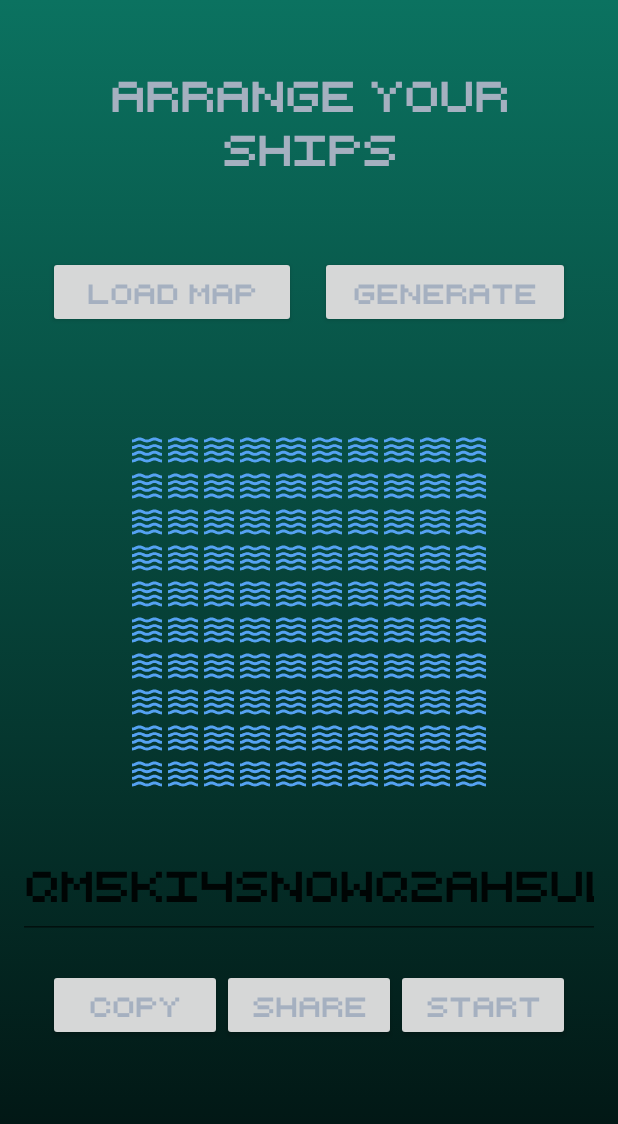
After one commit to am-moving-lightspeed/Android, an Android app: the GameStartedActivity screen opened directly, with no data from a screen before it, on a phone screen of 412 x 824 dp. The commit adds this screen. Shown: the top 1124 px of the screen. Run offline under Robolectric (Android 15) with nearby library versions, the phone set to English and light mode, and no system bars; our stand-ins replace Firebase (no records; nobody signed in at launch, a user with empty details on screens opened directly); libraries missing offline, so code that uses them is left out: es.dmoral.toasty.

Commit message:
Added pre-battle preparatory activity.

```diff
--- a/Battleships/app/src/main/AndroidManifest.xml
+++ b/Battleships/app/src/main/AndroidManifest.xml
@@ -25,6 +25,10 @@
             android:name=".activities.MapEditorActivity"
             android:screenOrientation="portrait" />
 
+        <activity
+            android:name=".activities.GameStartedActivity"
+            android:screenOrientation="portrait" />
+
     </application>
 
 </manifest>
--- /dev/null
+++ b/Battleships/app/src/main/java/com/oaoaoa/battleships/activities/GameStartedActivity.java
@@ -0,0 +1,149 @@
+package com.oaoaoa.battleships.activities;
+
+
+import android.content.Context;
+import android.content.SharedPreferences;
+import android.os.Bundle;
+import android.view.View;
+import android.widget.Button;
+import android.widget.EditText;
+import android.widget.GridLayout;
+import android.widget.Toast;
+
+import androidx.appcompat.app.AppCompatActivity;
+import androidx.core.content.res.ResourcesCompat;
+
+//import com.example.battleship.Enums.MapType;
+//import com.example.battleship.GameLogic.Map;
+//import com.example.battleship.GameLogic.MapHelpers.MapGenerator;
+//import com.example.battleship.GameLogic.MapHelpers.MapValidator;
+//import com.example.battleship.GameLogic.Ship;
+//import com.example.battleship.Helpers.AnimationHelper;
+//import com.example.battleship.Helpers.FirebaseHelper;
+//import com.example.battleship.Helpers.IdGenerator;
+//import com.example.battleship.Models.Game;
+//import com.example.battleship.R;
+//import com.google.firebase.auth.FirebaseAuth;
+//import com.google.firebase.database.DataSnapshot;
+//import com.google.firebase.database.DatabaseError;
+//import com.google.firebase.database.DatabaseReference;
+//import com.google.firebase.database.ValueEventListener;
+import com.google.gson.Gson;
+import com.google.gson.reflect.TypeToken;
+import com.oaoaoa.battleships.R;
+import com.oaoaoa.battleships.misc.AnimationsProvider;
+import com.oaoaoa.battleships.misc.IdentifierGenerator;
+import com.oaoaoa.battleships.misc.MapManager;
+import com.oaoaoa.battleships.models.Map;
+
+import es.dmoral.toasty.Toasty;
+
+
+
+public class GameStartedActivity extends AppCompatActivity {
+
+    private EditText mSessionId;
+    private Map      mMap;
+
+
+    @Override
+    protected void onCreate(Bundle savedInstanceState) {
+
+        super.onCreate(savedInstanceState);
+        setContentView(R.layout.activity_gamestarted);
+
+        AnimationsProvider.startBackgroundGradientAnimation(
+            findViewById(R.id.constraintLayout_gameStarted_container)
+        );
+
+        boolean isHost    = getIntent().getBooleanExtra("isHost", true);
+        boolean isAIEnemy = getIntent().getBooleanExtra("isAIEnemy", false);
+
+        resolveControlsVisibility(isAIEnemy);
+
+        mSessionId = findViewById(R.id.editText_gameStarted_sessionId);
+        mSessionId.setText(IdentifierGenerator.generate());
+
+        mMap = new Map();
+        MapManager.initMapView(
+            getApplicationContext(),
+            (GridLayout) findViewById(R.id.gridLayout_gameStarted),
+            mMap
+        );
+
+        Button bLoadMap        = findViewById(R.id.button_gameStarted_loadMap);
+        Button bGenerateMap    = findViewById(R.id.button_gameStarted_generateMap);
+        Button bStartBattle    = findViewById(R.id.button_gameStarted_startBattle);
+        Button bStartBattleAlt = findViewById(R.id.button_gameStarted_startBattleAlt);
+
+        setLoadMapButtonEvents(bLoadMap);
+        setGenerateMapButtonEvents(bGenerateMap);
+    }
+
+
+    // region Events
+    private void setLoadMapButtonEvents(View view) {
+
+        view.setOnClickListener(new View.OnClickListener() {
+
+            @Override
+            public void onClick(View view) {
+
+                SharedPreferences preferences =
+                    getSharedPreferences("settings", Context.MODE_PRIVATE);
+                String serializedMap = preferences.getString("map", null);
+
+                if (serializedMap != null) {
+                    mMap = new Gson().fromJson(serializedMap, new TypeToken<Map>() {}.getType());
+                }
+                if (mMap == null) {
+                    Toasty.custom(GameStartedActivity.this,
+                                  R.string.gameStarted_toasty,
+                                  null,
+                                  R.color.colour_maroon,
+                                  Toast.LENGTH_SHORT,
+                                  false,
+                                  true)
+                          .show();
+                }
+                else {
+                    MapManager.initMapView(
+                        getApplicationContext(),
+                        (GridLayout) findViewById(R.id.gridLayout_gameStarted),
+                        mMap
+                    );
+                }
+            }
+        });
+    }
+
+
+    private void setGenerateMapButtonEvents(View view) {
+
+        view.setOnClickListener(new View.OnClickListener() {
+
+            @Override
+            public void onClick(View view) {
+
+                mMap = MapManager.generateMap();
+                MapManager.initMapView(
+                    getApplicationContext(),
+                    (GridLayout) findViewById(R.id.gridLayout_gameStarted),
+                    mMap
+                );
+            }
+        });
+    }
+    // endregion
+
+
+    private void resolveControlsVisibility(boolean isAIEnemy) {
+
+        if (isAIEnemy) {
+            findViewById(R.id.editText_gameStarted_sessionId).setVisibility(View.GONE);
+            findViewById(R.id.linearLayout_gameStarted_buttonsBar).setVisibility(View.GONE);
+            findViewById(R.id.button_gameStarted_startBattleAlt).setVisibility(View.VISIBLE);
+        }
+    }
+
+}
--- /dev/null
+++ b/Battleships/app/src/main/java/com/oaoaoa/battleships/misc/IdentifierGenerator.java
@@ -0,0 +1,31 @@
+package com.oaoaoa.battleships.misc;
+
+
+import java.util.Random;
+
+
+
+public class IdentifierGenerator {
+
+    public static String generate() {
+
+        Random        random  = new Random();
+        StringBuilder builder = new StringBuilder();
+
+        for (int i = 0; i < 6; i++) {
+
+            builder.append(
+                (char) (random.nextInt(26) + 'A')
+            );
+            builder.append(
+                (char) (random.nextInt(26) + 'a')
+            );
+            builder.append(
+                random.nextInt(10)
+            );
+        }
+
+        return builder.toString();
+    }
+
+}
--- a/Battleships/app/src/main/java/com/oaoaoa/battleships/models/Cell.java
+++ b/Battleships/app/src/main/java/com/oaoaoa/battleships/models/Cell.java
@@ -11,6 +11,7 @@ public enum Cell {
     HIT,
 
     // Editor only
-    LOCKED
+    LOCKED,
+    OCCUPIED
 
 }
--- /dev/null
+++ b/Battleships/app/src/main/res/layout/activity_gamestarted.xml
@@ -0,0 +1,98 @@
+<?xml version="1.0" encoding="utf-8"?>
+<androidx.constraintlayout.widget.ConstraintLayout
+    xmlns:android="http://schemas.android.com/apk/res/android"
+    xmlns:app="http://schemas.android.com/apk/res-auto"
+    xmlns:tools="http://schemas.android.com/tools"
+    android:id="@+id/constraintLayout_gameStarted_container"
+    style="@style/BattleShips.GameStarted.Background"
+    tools:context=".activities.GameStartedActivity">
+
+    <!-- Header -->
+    <TextView
+        style="@style/BattleShips.GameStarted.Header"
+        android:text="@string/gameStarted_header"
+        app:layout_constraintBottom_toBottomOf="parent"
+        app:layout_constraintTop_toTopOf="parent"
+        app:layout_constraintVertical_bias="0.05"
+        tools:ignore="MissingConstraints" />
+
+    <!-- Manage map -->
+    <LinearLayout
+        style="@style/BattleShips.GameStarted.ButtonsBar"
+        app:layout_constraintBottom_toBottomOf="parent"
+        app:layout_constraintTop_toTopOf="parent"
+        app:layout_constraintVertical_bias="0.2"
+        tools:ignore="MissingConstraints">
+
+        <Button
+            android:id="@+id/button_gameStarted_loadMap"
+            style="@style/BattleShips.GameStarted.Button"
+            android:layout_gravity="start"
+            android:text="@string/gameStarted_loadMap" />
+
+        <Space
+            android:layout_width="0dp"
+            android:layout_height="match_parent"
+            android:layout_weight="0.1" />
+
+        <Button
+            android:id="@+id/button_gameStarted_generateMap"
+            style="@style/BattleShips.GameStarted.Button"
+            android:layout_gravity="end"
+            android:text="@string/gameStarted_generateRandom" />
+
+    </LinearLayout>
+
+    <!-- TODO: resolve sizing -->
+    <!-- Map itself -->
+    <GridLayout
+        android:id="@+id/gridLayout_gameStarted"
+        style="@style/BattleShips.MapEditor.Grid"
+        app:layout_constraintBottom_toBottomOf="parent"
+        app:layout_constraintEnd_toEndOf="parent"
+        app:layout_constraintStart_toStartOf="parent"
+        app:layout_constraintTop_toTopOf="parent" />
+
+    <!-- Session ID -->
+    <EditText
+        android:id="@+id/editText_gameStarted_sessionId"
+        style="@style/BattleShips.GameStarted.EditText"
+        android:autofillHints=""
+        android:text="@string/gameStarted_sessionId"
+        app:layout_constraintBottom_toBottomOf="parent"
+        app:layout_constraintTop_toTopOf="parent"
+        app:layout_constraintVertical_bias="0.75"
+        tools:ignore="LabelFor,MissingConstraints" />
+
+    <!-- Control buttons -->
+    <LinearLayout
+        android:id="@+id/linearLayout_gameStarted_buttonsBar"
+        style="@style/BattleShips.GameStarted.ButtonsBar"
+        app:layout_constraintTop_toBottomOf="@id/editText_gameStarted_sessionId"
+        tools:ignore="MissingConstraints">
+
+        <Button
+            android:id="@+id/button_gameStarted_copySessionId"
+            style="@style/BattleShips.GameStarted.Button"
+            android:text="@string/gameStarted_copy" />
+
+        <Button
+            android:id="@+id/button_gameStarted_shareSessionId"
+            style="@style/BattleShips.GameStarted.Button"
+            android:text="@string/gameStarted_share" />
+
+        <Button
+            android:id="@+id/button_gameStarted_startBattle"
+            style="@style/BattleShips.GameStarted.Button"
+            android:text="@string/gameStarted_start" />
+
+    </LinearLayout>
+
+    <Button
+        android:id="@+id/button_gameStarted_startBattleAlt"
+        style="@style/BattleShips.GameStarted.Button.AlternativeStart"
+        android:text="@string/gameStarted_start"
+        app:layout_constraintTop_toBottomOf="@id/editText_gameStarted_sessionId"
+        tools:ignore="MissingConstraints" />
+
+</androidx.constraintlayout.widget.ConstraintLayout>
--- a/Battleships/app/src/main/res/layout/activity_mapeditor.xml
+++ b/Battleships/app/src/main/res/layout/activity_mapeditor.xml
@@ -26,8 +26,7 @@
 
     <Button
         android:id="@+id/button_mapEditor_saveMap"
-        android:layout_width="@dimen/width_all_256dp"
-        android:layout_height="wrap_content"
+        style="@style/BattleShips.MapEditor.Button.SaveMap"
         android:text="@string/mapEditor_button"
         app:layout_constraintBottom_toBottomOf="parent"
         app:layout_constraintEnd_toEndOf="parent"
--- a/Battleships/app/src/main/res/layout/fragment_main_menu_startgame.xml
+++ b/Battleships/app/src/main/res/layout/fragment_main_menu_startgame.xml
@@ -7,14 +7,14 @@
 
     <!-- TODO: replace buttons -->
     <Button
-        android:id="@+id/qwe1"
+        android:id="@+id/button_main_startSingleplayer"
         android:layout_width="match_parent"
         android:layout_height="wrap_content"
         android:gravity="center"
         android:text="@string/main_startGameMenu_singleplayer" />
 
     <Button
-        android:id="@+id/qwe2"
+        android:id="@+id/button_main_startMultiplayer"
         android:layout_width="match_parent"
         android:layout_height="wrap_content"
         android:gravity="center"
--- a/Battleships/app/src/main/res/values/dimens.xml
+++ b/Battleships/app/src/main/res/values/dimens.xml
@@ -6,10 +6,12 @@
     <dimen name="textSize_all_large">40sp</dimen>
     <dimen name="textSize_all_medium">32sp</dimen>
     <dimen name="textSize_all_small">22sp</dimen>
+    <dimen name="textSize_all_extraSmall">18sp</dimen>
     <dimen name="textSize_all_52sp">52sp</dimen>
 
     <dimen name="width_all_256dp">256dp</dimen>
 
+    <dimen name="height_all_72dp">72dp</dimen>
     <dimen name="height_all_52dp">52dp</dimen>
 
     <dimen name="margin_all_20dp">20dp</dimen>
--- a/Battleships/app/src/main/res/values/strings.xml
+++ b/Battleships/app/src/main/res/values/strings.xml
@@ -15,4 +15,13 @@
     <string name="mapEditor_button">Save map</string>
     <string name="mapEditor_toasty">Invalid map</string>
 
+    <string name="gameStarted_header">Arrange your ships</string>
+    <string name="gameStarted_loadMap">Load map</string>
+    <string name="gameStarted_generateRandom">Generate</string>
+    <string name="gameStarted_copy">Copy</string>
+    <string name="gameStarted_share">Share</string>
+    <string name="gameStarted_start">Start</string>
+    <string name="gameStarted_toasty">No saved map</string>
+    <string name="gameStarted_sessionId">aB2cD3eF4gH5iJ6kL7</string>
+
 </resources>
--- a/Battleships/app/src/main/res/values/styles_all.xml
+++ b/Battleships/app/src/main/res/values/styles_all.xml
@@ -15,4 +15,20 @@
         <item name="android:background">@drawable/main_bg_animation</item>
     </style>
 
+
+    <style name="BattleShips.Default.Header">
+        <item name="android:layout_width">match_parent</item>
+        <item name="android:layout_height">wrap_content</item>
+        <item name="android:layout_marginStart">@dimen/margin_all_16dp</item>
+        <item name="android:layout_marginEnd">@dimen/margin_all_16dp</item>
+        <item name="android:gravity">center</item>
+    </style>
+
+    <style name="BattleShips.Default.Grid">
+        <item name="android:layout_width">wrap_content</item>
+        <item name="android:layout_height">wrap_content</item>
+        <item name="android:columnCount">10</item>
+        <item name="android:rowCount">10</item>
+    </style>
+
 </resources>
--- /dev/null
+++ b/Battleships/app/src/main/res/values/styles_gamestarted.xml
@@ -0,0 +1,41 @@
+<?xml version="1.0" encoding="utf-8"?>
+<resources>
+
+    <style name="BattleShips.GameStarted" parent="BattleShips.Default" />
+
+    <style name="BattleShips.GameStarted.Background" parent="BattleShips.Default.Background" />
+
+    <style name="BattleShips.GameStarted.Header" parent="BattleShips.Default.Header" />
+
+    <style name="BattleShips.GameStarted.ButtonsBar">
+        <item name="android:layout_width">match_parent</item>
+        <item name="android:layout_height">wrap_content</item>
+        <item name="android:layout_margin">@dimen/margin_all_20dp</item>
+        <item name="android:orientation">horizontal</item>
+    </style>
+
+    <style name="BattleShips.GameStarted.Button">
+        <item name="android:layout_width">0dp</item>
+        <item name="android:layout_height">wrap_content</item>
+        <item name="android:layout_weight">1</item>
+        <item name="android:layout_gravity">center</item>
+        <item name="android:textSize">@dimen/textSize_all_extraSmall</item>
+    </style>
+
+    <style name="BattleShips.GameStarted.Button.AlternativeStart">
+        <item name="android:layout_width">match_parent</item>
+        <item name="android:layout_marginStart">@dimen/margin_all_20dp</item>
+        <item name="android:layout_marginEnd">@dimen/margin_all_20dp</item>
+        <item name="android:visibility">gone</item>
+    </style>
+
+    <style name="BattleShips.GameStarted.EditText">
+        <item name="android:layout_width">match_parent</item>
+        <item name="android:layout_height">@dimen/height_all_72dp</item>
+        <item name="android:focusable">false</item>
+        <item name="android:longClickable">false</item>
+        <item name="android:cursorVisible">false</item>
+        <item name="android:inputType">text</item>
+    </style>
+
+</resources>
--- a/Battleships/app/src/main/res/values/styles_main.xml
+++ b/Battleships/app/src/main/res/values/styles_main.xml
@@ -1,7 +1,7 @@
 <?xml version="1.0" encoding="utf-8"?>
 <resources>
 
-    <style name="BattleShips.Main" />
+    <style name="BattleShips.Main" parent="BattleShips.Default" />
 
     <style name="BattleShips.Main.Background" parent="BattleShips.Default.Background" />
 
```
Also changed, not shown: Battleships/app/src/main/java/com/oaoaoa/battleships/activities/MapEditorActivity.java (+9 -32 lines), Battleships/app/src/main/java/com/oaoaoa/battleships/fragments/StartGameMenuFragment.java (+28 -1 lines), Battleships/app/src/main/java/com/oaoaoa/battleships/misc/MapManager.java (+161 -7 lines), Battleships/app/src/main/res/values/styles_mapeditor.xml (+8 -12 lines), 1 other file.
